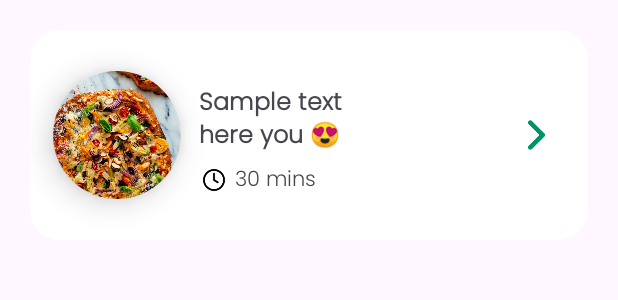
After one commit to KrishVerma7/CookBook, an Android app: the layout category_rv.xml on its own in the app's theme, with its tools: preview values and no code run, on a phone screen of 412 x 824 dp. The commit adds this screen. Shown: the top 300 px of the screen. Run offline under Robolectric (Android 15) with nearby library versions, the phone set to English and light mode, and no system bars.

Commit message:
Designed category_rv.xml and  activity_category.xml

```diff
--- a/app/src/main/AndroidManifest.xml
+++ b/app/src/main/AndroidManifest.xml
@@ -14,6 +14,9 @@
         android:supportsRtl="true"
         android:theme="@style/Theme.CookBook"
         tools:targetApi="31">
+        <activity
+            android:name=".CategoryActivity"
+            android:exported="false" />
         <activity
             android:name=".SearchActivity"
             android:exported="false" />
--- a/app/src/main/java/com/example/cookbook/SearchAdapter.kt
+++ b/app/src/main/java/com/example/cookbook/SearchAdapter.kt
@@ -31,8 +31,4 @@ class SearchAdapter(var dataList: ArrayList<Recipe>, var context: Context) :
         dataList=filterList
         notifyDataSetChanged()
     }
-
-
-
-
 }
--- a/app/src/main/res/layout/activity_search.xml
+++ b/app/src/main/res/layout/activity_search.xml
@@ -40,7 +40,7 @@
     <androidx.recyclerview.widget.RecyclerView
         android:id="@+id/rv_search"
         android:layout_width="match_parent"
-        android:layout_height="0dp"
+        android:layout_height="wrap_content"
         android:layout_marginTop="16dp"
         tools:listitem="@layout/search_rv"
         app:layout_constraintEnd_toEndOf="parent"
--- /dev/null
+++ b/app/src/main/res/layout/category_rv.xml
@@ -0,0 +1,79 @@
+<?xml version="1.0" encoding="utf-8"?>
+<androidx.constraintlayout.widget.ConstraintLayout xmlns:android="http://schemas.android.com/apk/res/android"
+    xmlns:app="http://schemas.android.com/apk/res-auto"
+    xmlns:tools="http://schemas.android.com/tools"
+    android:layout_width="match_parent"
+    android:layout_height="140dp"
+    android:layout_margin="20dp"
+    android:background="@drawable/card_shape">
+
+    <androidx.cardview.widget.CardView
+        android:id="@+id/cardView2"
+        android:layout_width="85dp"
+        android:layout_height="85dp"
+        android:layout_marginStart="15dp"
+        app:cardCornerRadius="50dp"
+        app:cardElevation="12dp"
+        app:layout_constraintBottom_toBottomOf="parent"
+        app:layout_constraintStart_toStartOf="parent"
+        app:layout_constraintTop_toTopOf="parent">
+
+        <ImageView
+            android:id="@+id/img"
+            android:layout_width="85dp"
+            android:layout_height="85dp"
+            android:layout_gravity="center"
+            android:scaleType="centerCrop"
+            android:src="@drawable/pizza_sample" />
+    </androidx.cardview.widget.CardView>
+
+    <TextView
+        android:id="@+id/tittle"
+        android:layout_width="135dp"
+        android:layout_height="wrap_content"
+        android:layout_marginStart="12dp"
+        android:fontFamily="@font/poppins_light"
+        android:maxLength="40"
+        android:maxLines="2"
+        android:layout_marginTop="-20dp"
+        android:text="Sample text here you 😍"
+        android:textSize="16sp"
+        android:textStyle="bold"
+        app:layout_constraintBottom_toBottomOf="@+id/cardView2"
+        app:layout_constraintStart_toEndOf="@+id/cardView2"
+        app:layout_constraintTop_toTopOf="@+id/cardView2" />
+
+    <ImageView
+        android:id="@+id/imageView5"
+        android:layout_width="20dp"
+        android:layout_height="20dp"
+        android:layout_marginTop="5dp"
+        app:layout_constraintStart_toStartOf="@+id/tittle"
+        app:layout_constraintTop_toBottomOf="@+id/tittle"
+        app:layout_goneMarginStart="10dp"
+        app:srcCompat="@drawable/clock_icon" />
+
+    <TextView
+        android:id="@+id/textView11"
+        android:layout_width="wrap_content"
+        android:layout_height="wrap_content"
+        android:layout_marginStart="4dp"
+        android:fontFamily="@font/poppins_light"
+        android:gravity="center"
+        android:text="30 mins"
+        app:layout_constraintBottom_toBottomOf="@+id/imageView5"
+        app:layout_constraintStart_toEndOf="@+id/imageView5"
+        app:layout_constraintTop_toTopOf="@+id/imageView5" />
+
+    <ImageView
+        android:id="@+id/imageView6"
+        android:layout_width="60dp"
+        android:layout_height="60dp"
+        android:layout_marginEnd="5dp"
+        android:padding="5dp"
+        app:layout_constraintBottom_toBottomOf="parent"
+        app:layout_constraintEnd_toEndOf="parent"
+        app:layout_constraintTop_toTopOf="parent"
+        app:srcCompat="@drawable/card_btn"
+        app:tint="#019267" />
+</androidx.constraintlayout.widget.ConstraintLayout>
```
Also changed, not shown: app/src/main/java/com/example/cookbook/CategoryActivity.kt (added, +20 -0 lines), app/src/main/java/com/example/cookbook/SearchActivity.kt (+14 -3 lines), app/src/main/res/layout/activity_category.xml (added, +48 -0 lines).
